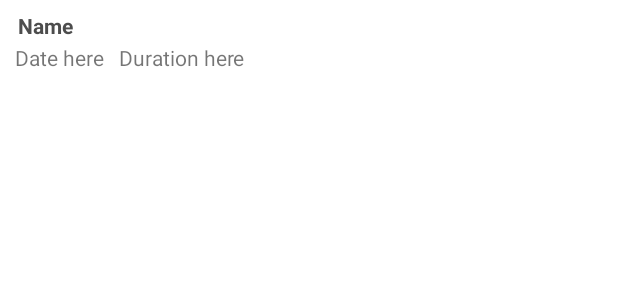
After one commit to Yonfroy/ManagementApp1, an Android app: the layout employee_list_item.xml on its own in the app's theme, with its tools: preview values and no code run, on a phone screen of 412 x 824 dp. The commit adds this screen. Shown: the top 300 px of the screen. Run offline under Robolectric (Android 15) with nearby library versions, the phone set to English and light mode, and no system bars.

Commit message:
Finished ALL THE SHIT LETS GOOO

```diff
--- a/app/src/main/AndroidManifest.xml
+++ b/app/src/main/AndroidManifest.xml
@@ -11,7 +11,8 @@
         android:roundIcon="@mipmap/ic_launcher_round"
         android:supportsRtl="true"
         android:theme="@style/Theme.FinalProject">
-        <activity android:name=".AppointmentInfoActivity"></activity>
+        <activity android:name=".EmployeeSelectionActivity"></activity>
+        <activity android:name=".AppointmentInfoActivity" />
         <activity android:name=".ScheduleAppointmentActivity" />
         <activity android:name=".EditProfileActivity" />
         <activity android:name=".ProfileActivity" />
--- a/app/src/main/java/com/example/finalproject/AppointmentListAdapter.java
+++ b/app/src/main/java/com/example/finalproject/AppointmentListAdapter.java
@@ -18,8 +18,9 @@ public class AppointmentListAdapter extends ArrayAdapter<String> {
     private final List<String> dates;
     private final List<String> durations;
     private final List<String> appointmentID;
+    private String userType;
 
-    public AppointmentListAdapter(Activity context, List<String> addresses, List<String> dates, List<String> durations, List<String> appointmentID) {
+    public AppointmentListAdapter(Activity context, List<String> addresses, List<String> dates, List<String> durations, List<String> appointmentID, String userType) {
         super(context, R.layout.appointment_list_item, addresses);
 
         this.context = context;
@@ -27,6 +28,7 @@ public class AppointmentListAdapter extends ArrayAdapter<String> {
         this.dates = dates;
         this.durations = durations;
         this.appointmentID = appointmentID;
+        this.userType = userType;
     }
 
     public View getView(int position, View view, ViewGroup parent) {
@@ -37,6 +39,7 @@ public class AppointmentListAdapter extends ArrayAdapter<String> {
             public void onClick(View view) {
                 Intent intent = new Intent(context.getApplicationContext(), AppointmentInfoActivity.class);
                 intent.putExtra("appointmentID", appointmentID.get(position));
+                intent.putExtra("userType", userType);
                 context.startActivity(intent);
             }
         });
--- a/app/src/main/res/layout/activity_appointment_info.xml
+++ b/app/src/main/res/layout/activity_appointment_info.xml
@@ -88,7 +88,7 @@
         app:layout_constraintTop_toBottomOf="@+id/lengthAppInfo" />
 
     <Button
-        android:id="@+id/cancelAppointmentBtn"
+        android:id="@+id/actionBtn"
         android:layout_width="150dp"
         android:layout_height="55dp"
         android:layout_marginBottom="16dp"
--- /dev/null
+++ b/app/src/main/res/layout/employee_list_item.xml
@@ -0,0 +1,36 @@
+<?xml version="1.0" encoding="utf-8"?>
+<LinearLayout xmlns:android="http://schemas.android.com/apk/res/android"
+    android:layout_width="match_parent"
+    android:layout_height="match_parent"
+    android:orientation="vertical">
+
+    <TextView
+        android:id="@+id/emp_name"
+        android:layout_width="wrap_content"
+        android:layout_height="wrap_content"
+        android:text="Name"
+        android:textStyle="bold"
+        android:layout_marginLeft="10dp"
+        android:layout_marginTop="5dp"
+        android:padding="2dp"
+        android:textColor="#4d4d4d"/>
+
+    <LinearLayout
+        android:layout_width="wrap_content"
+        android:layout_height="wrap_content"
+        android:orientation="horizontal">
+
+        <TextView
+            android:id="@+id/emp_email"
+            android:layout_width="wrap_content"
+            android:layout_height="wrap_content"
+            android:text="Date here"
+            android:layout_marginLeft="10dp" />
+        <TextView
+            android:id="@+id/emp_phone"
+            android:layout_width="wrap_content"
+            android:layout_height="wrap_content"
+            android:text="Duration here"
+            android:layout_marginLeft="10dp"/>
+    </LinearLayout>
+</LinearLayout>
```
Also changed, not shown: app/src/main/java/com/example/finalproject/AppointmentInfoActivity.java (+15 -9 lines), app/src/main/java/com/example/finalproject/EmployeeListAdapter.java (added, +99 -0 lines), app/src/main/java/com/example/finalproject/EmployeeSelectionActivity.java (added, +71 -0 lines), app/src/main/java/com/example/finalproject/LandingActivity.java (+14 -15 lines), app/src/main/java/com/example/finalproject/MainActivity.java (+31 -5 lines), app/src/main/res/layout/activity_employee_selection.xml (added, +25 -0 lines).
